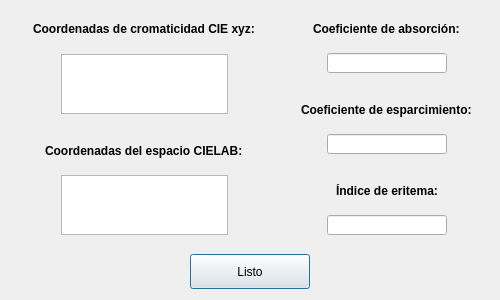
This is dlgdatosadicionales.ui in Gabnz/Spectrasoft as Qt 5 draws it before an edit. The edited form follows.
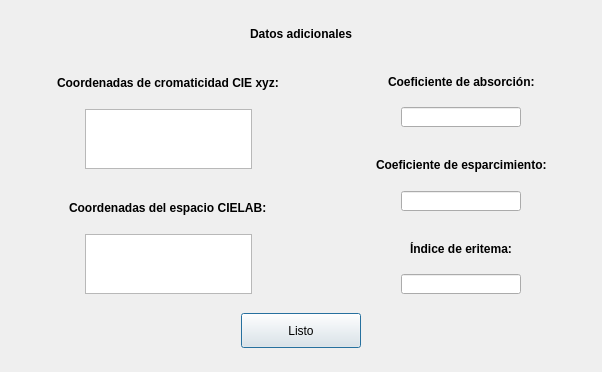
This is the edited form. Icons and pictures are not drawn.

```diff
--- a/dlgdatosadicionales.ui
+++ b/dlgdatosadicionales.ui
@@ -6,8 +6,8 @@
    <rect>
     <x>0</x>
     <y>0</y>
-    <width>500</width>
-    <height>300</height>
+    <width>602</width>
+    <height>372</height>
    </rect>
   </property>
   <property name="windowTitle">
@@ -17,10 +17,87 @@
    <iconset resource="recursos.qrc">
     <normaloff>:/img/logo_icono.ico</normaloff>:/img/logo_icono.ico</iconset>
   </property>
-  <layout class="QGridLayout" name="gridLayout_4">
-   <item row="0" column="0">
     <layout class="QGridLayout" name="gridLayout_3">
      <item row="0" column="0">
+    <layout class="QVBoxLayout" name="verticalLayout_3">
+     <item>
+      <spacer name="verticalSpacer_4">
+       <property name="orientation">
+        <enum>Qt::Vertical</enum>
+       </property>
+       <property name="sizeType">
+        <enum>QSizePolicy::Fixed</enum>
+       </property>
+       <property name="sizeHint" stdset="0">
+        <size>
+         <width>20</width>
+         <height>13</height>
+        </size>
+       </property>
+      </spacer>
+     </item>
+     <item>
+      <layout class="QHBoxLayout" name="horizontalLayout_9">
+       <item>
+        <spacer name="horizontalSpacer_6">
+         <property name="orientation">
+          <enum>Qt::Horizontal</enum>
+         </property>
+         <property name="sizeHint" stdset="0">
+          <size>
+           <width>40</width>
+           <height>20</height>
+          </size>
+         </property>
+        </spacer>
+       </item>
+       <item>
+        <widget class="QLabel" name="label">
+         <property name="font">
+          <font>
+           <weight>75</weight>
+           <bold>true</bold>
+          </font>
+         </property>
+         <property name="text">
+          <string>Datos adicionales</string>
+         </property>
+        </widget>
+       </item>
+       <item>
+        <spacer name="horizontalSpacer_3">
+         <property name="orientation">
+          <enum>Qt::Horizontal</enum>
+         </property>
+         <property name="sizeHint" stdset="0">
+          <size>
+           <width>40</width>
+           <height>20</height>
+          </size>
+         </property>
+        </spacer>
+       </item>
+      </layout>
+     </item>
+     <item>
+      <spacer name="verticalSpacer_3">
+       <property name="orientation">
+        <enum>Qt::Vertical</enum>
+       </property>
+       <property name="sizeType">
+        <enum>QSizePolicy::Fixed</enum>
+       </property>
+       <property name="sizeHint" stdset="0">
+        <size>
+         <width>20</width>
+         <height>13</height>
+        </size>
+       </property>
+      </spacer>
+     </item>
+     <item>
+      <layout class="QHBoxLayout" name="horizontalLayout_8">
+       <item>
       <layout class="QVBoxLayout" name="verticalLayout_2">
        <item>
         <layout class="QGridLayout" name="gridLayout_2">
@@ -229,7 +306,7 @@
        </item>
       </layout>
      </item>
-     <item row="0" column="1">
+       <item>
       <layout class="QVBoxLayout" name="verticalLayout">
        <item>
         <layout class="QHBoxLayout" name="horizontalLayout_5">
@@ -551,7 +628,9 @@
        </item>
       </layout>
      </item>
-     <item row="1" column="0" colspan="2">
+      </layout>
+     </item>
+     <item>
       <layout class="QHBoxLayout" name="horizontalLayout">
        <item>
         <spacer name="horizontalSpacer_5">
@@ -617,6 +696,22 @@
        </item>
       </layout>
      </item>
+     <item>
+      <spacer name="verticalSpacer_2">
+       <property name="orientation">
+        <enum>Qt::Vertical</enum>
+       </property>
+       <property name="sizeType">
+        <enum>QSizePolicy::Fixed</enum>
+       </property>
+       <property name="sizeHint" stdset="0">
+        <size>
+         <width>20</width>
+         <height>13</height>
+        </size>
+       </property>
+      </spacer>
+     </item>
     </layout>
    </item>
   </layout>
```
Lines whose indentation alone changed are shown as unchanged.
